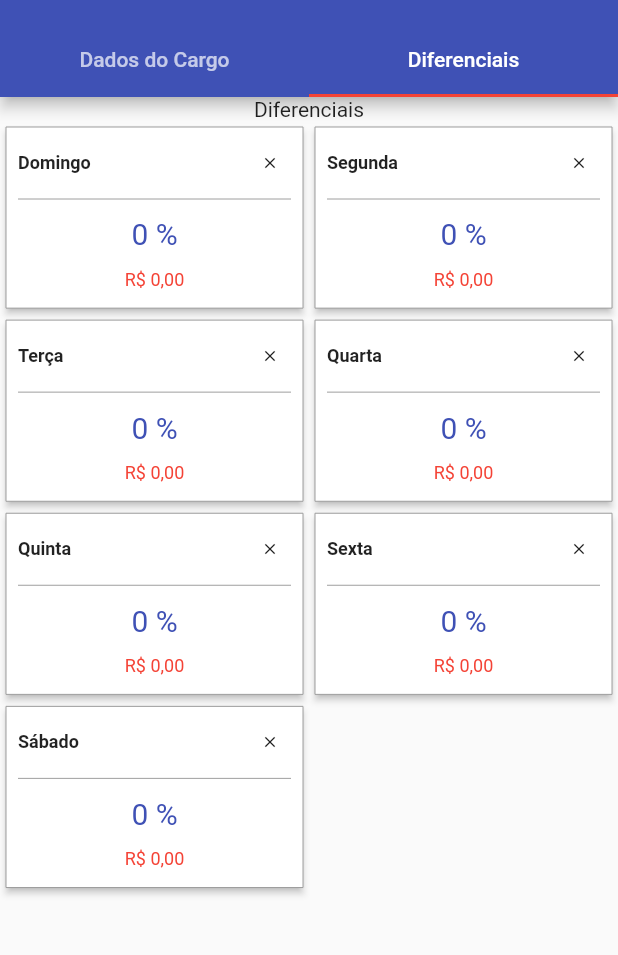
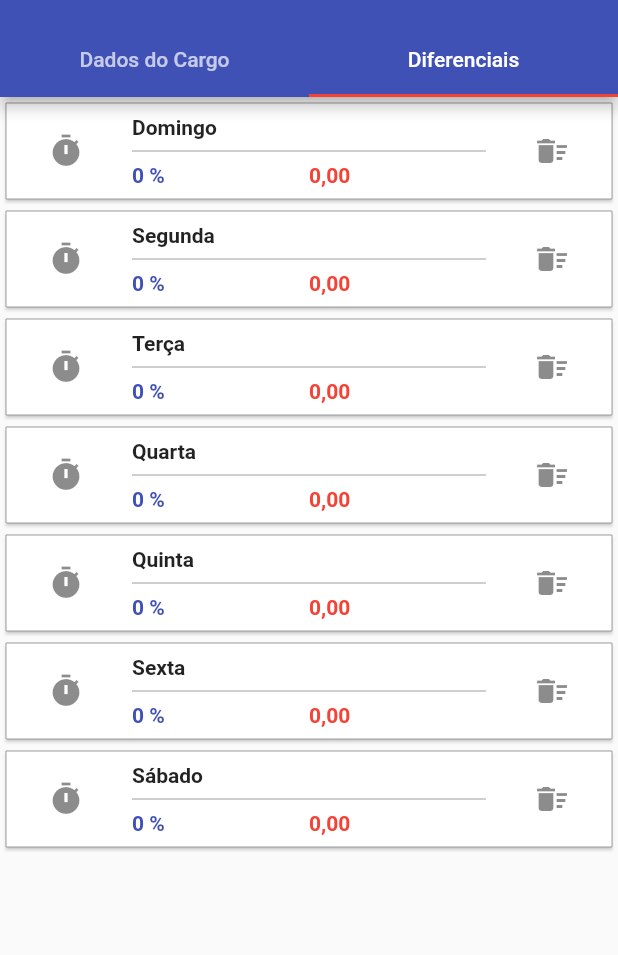
Before and after one commit to bicasoftware/marcaii-flutter, a Flutter app: the ActInsertEmpregos screen opened by its route, tab 2 chosen, on a phone screen of 412 x 824 dp, the part 59-1014 px from its top. Run offline on Flutter 3.47's test engine with Material 2 defaults, Android fonts, the phone set to English and light mode, and no system bars; our stand-ins replace numberpicker, sqflite; accounts and stored records are empty.

Commit message:
finalizado layout ActGetEmprego

```diff
--- a/lib/Strings.dart
+++ b/lib/Strings.dart
@@ -52,4 +52,6 @@ class Arrays {
   static const cargas = ["220", "200", "180", "150"];
   static const weekDays = ["Domingo", "Segunda", "Terça", "Quarta", "Quinta", "Sexta", "Sábado"];
   static const weekDaysAbrev = ["Dom", "Seg", "Ter", "Qua", "Qui", "Sex", "Sáb"];
+  static const opt_salarios = ["Adicionar Aumento", "Ver Todos"];
+
 }
--- a/lib/modules/act_get_empregos/page_emprego_info/PageEmpregoInfo.dart
+++ b/lib/modules/act_get_empregos/page_emprego_info/PageEmpregoInfo.dart
@@ -51,7 +51,6 @@ class PageEmpregoInfo extends StatelessWidget {
   }
 
   Widget _valorSalarioHolder() {
-    //todo - validar pq não está salvando
     return ScopedModelDescendant<EmpregoState>(
       builder: (ct, ch, md) {
         return ValorSalarioHolder(
--- a/lib/modules/act_get_empregos/page_emprego_porcentagem/PageEmpregoPorcentagens.dart
+++ b/lib/modules/act_get_empregos/page_emprego_porcentagem/PageEmpregoPorcentagens.dart
@@ -1,11 +1,10 @@
 import 'package:flutter/material.dart';
-import 'package:marcaii_flutter/modules/act_get_empregos/page_emprego_porcentagem/PorcDiferencialGrid.dart';
+import 'package:marcaii_flutter/modules/act_get_empregos/page_emprego_porcentagem/PorcDiferencialList.dart';
 
 class PageEmpregoPorcentagens extends StatelessWidget {
   @override
   Widget build(BuildContext context) {
-    return Container(
-      child: PorcDiferencialGrid(),
-    );
+    //return PorcDiferencialGrid();
+    return PorcDiferencialList();
   }
 }
--- a/lib/modules/act_get_empregos/page_emprego_porcentagem/PorcDiferencialGrid.dart
+++ /dev/null
@@ -1,88 +0,0 @@
-import 'package:flutter/material.dart';
-import 'package:marcaii_flutter/Strings.dart';
-import 'package:marcaii_flutter/modules/act_get_empregos/EmpregoState.dart';
-import 'package:marcaii_flutter/modules/act_get_empregos/page_emprego_porcentagem/PorcDiferencialGridItem.dart';
-import 'package:marcaii_flutter/utils/PercentDialog.dart';
-import 'package:marcaii_flutter/utils/YesNoDialog.dart';
-import 'package:scoped_model/scoped_model.dart';
-
-//todo - verificar possível bug dos dialogs na api 24
-
-class PorcDiferencialGrid extends StatelessWidget {
-  @override
-  Widget build(BuildContext context) {
-    return Column(
-      children: <Widget>[
-        Text("Diferenciais"),
-        Expanded(
-          child: GridView.count(
-            crossAxisCount: 2,
-            childAspectRatio: 1.6,
-            children: List.generate(7, (i) {
-              return ScopedModelDescendant<EmpregoState>(
-                builder: (ct, ch, md) {
-                  var difer = md.getPorcDiferAt(i);
-                  return PorcDiferencialGridItem(
-                    porcent: difer.porcent,
-                    valor: difer.valor,
-                    weekDay: Arrays.weekDays[i],
-                    onClean: () async {
-                      final bool action = await showConfirmationDialog(
-                        context: context,
-                        message: Strings.confirmar_remocao_difer,
-                      );
-
-                      if (action) md.clearPorcDifer(i);
-                    },
-                    onTap: () async {
-                      final int newPercent = await showPercentDialog(
-                        percent: difer.porcent,
-                        context: context,
-                      );
-
-                      if (newPercent != null) {
-                        print("pos: $i, percent: $newPercent");
-                        md.setPorcDifer(i, newPercent);
-                      }
-                    },
-                  );
-                },
-              );
-            }),
-          ),
-        ),
-      ],
-    );
-  }
-
-  // _generateList(){
-  //   children: List.generate(7, (i) {
-  //       return ScopedModelDescendant<EmpregoState>(
-  //         builder: (ct, ch, md) => PorcDiferencialGridItem(
-  //           porcent: md.porcList[i].porcent,
-  //           valor: md.porcList[i].valor,
-  //           weekDay: Arrays.weekDays[i],
-  //           onClean: () async {
-  //             final action = await showConfirmationDialog(
-  //               context: context,
-  //               message: Strings.confirmar_remocao_difer,
-  //             );
-
-  //             if (action) md.clearPorcDifer(i);
-  //           },
-  //           onTap: () async {
-  //             final int newPercent = await showPercentDialog(
-  //               percent: md.porcList[i].porcent,
-  //               context: context,
-  //             );
-
-  //             if (newPercent != null) {
-  //               print("pos: $i, percent: $newPercent");
-  //               md.setPorcDifer(i, newPercent);
-  //             }
-  //           },
-  //         ),
-  //       );
-  //     });
-  // }
-}
--- a/lib/modules/act_get_empregos/page_emprego_porcentagem/PorcDiferencialGridItem.dart
+++ /dev/null
@@ -1,99 +0,0 @@
-import 'package:flutter/material.dart';
-import 'package:marcaii_flutter/utils/CurrencyUtils.dart';
-
-class PorcDiferencialGridItem extends StatelessWidget {
-  const PorcDiferencialGridItem({
-    Key key,
-    @required this.weekDay,
-    @required this.porcent,
-    @required this.valor,
-    @required this.onTap,
-    @required this.onClean,
-  }) : super(key: key);
-
-  final String weekDay;
-  final int porcent;
-  final double valor;
-  final VoidCallback onTap;
-  final VoidCallback onClean;
-
-  @override
-  Widget build(BuildContext context) {
-    return Card(
-      elevation: 2.0,
-      shape: RoundedRectangleBorder(
-        side: BorderSide(width: 0.0, color: Theme.of(context).dividerColor),
-      ),
-      child: InkWell(
-        onTap: onTap,
-        splashColor: Colors.grey,
-        child: Container(
-          padding: EdgeInsets.symmetric(horizontal: 8.0),
-          child: Column(
-            crossAxisAlignment: CrossAxisAlignment.center,
-            mainAxisAlignment: MainAxisAlignment.start,
-            children: <Widget>[
-              _header(weekDay),
-              Divider(height: 0.0),
-              _content(context, porcent, valor),
-            ],
-          ),
-        ),
-      ),
-    );
-  }
-
-  Widget _header(String weekDay) {
-    return Row(
-      children: <Widget>[
-        Expanded(child: _title(weekDay)),
-        IconButton(
-          iconSize: 12.0,
-          alignment: Alignment.centerRight,
-          icon: Icon(
-            Icons.clear,
-            color: Colors.black87,
-          ),
-          onPressed: onClean,
-        )
-      ],
-    );
-  }
-
-  Widget _title(String text) {
-    return Text(
-      text,
-      style: TextStyle(
-        fontSize: 12.0,
-        color: Colors.black87,
-        fontWeight: FontWeight.bold,
-      ),
-    );
-  }
-
-  Widget _content(BuildContext context, int percent, double valor) {
-    return Expanded(
-      child: Column(
-        mainAxisAlignment: MainAxisAlignment.spaceEvenly,
-        children: <Widget>[
-          _percent(context, "$porcent \%"),
-          _valor(context, valor),
-        ],
-      ),
-    );
-  }
-
-  Widget _percent(BuildContext context, String valor) {
-    return Text(
-      "$porcent \%",
-      style: TextStyle(color: Theme.of(context).primaryColor, fontSize: 20.0),
-    );
-  }
-
-  Widget _valor(BuildContext context, double valor) {
-    return Text(
-      "R\$ ${CurrencyUtils.doubleToCurrency(valor)}",
-      style: TextStyle(color: Theme.of(context).accentColor, fontSize: 12.0),
-    );
-  }
-}
--- a/lib/modules/act_get_empregos/page_emprego_porcentagem/PorcDiferencialList.dart
+++ b/lib/modules/act_get_empregos/page_emprego_porcentagem/PorcDiferencialList.dart
@@ -2,7 +2,7 @@ import 'package:flutter/material.dart';
 import 'package:marcaii_flutter/Strings.dart';
 import 'package:marcaii_flutter/models/PorcDiferDto.dart';
 import 'package:marcaii_flutter/modules/act_get_empregos/EmpregoState.dart';
-import 'package:marcaii_flutter/modules/act_get_empregos/page_emprego_porcentagem/PercentListItem.dart';
+import 'package:marcaii_flutter/modules/act_get_empregos/page_emprego_porcentagem/PorcDiferencialListItem.dart';
 import 'package:marcaii_flutter/utils/PercentDialog.dart';
 import 'package:marcaii_flutter/utils/YesNoDialog.dart';
 import 'package:scoped_model/scoped_model.dart';
@@ -18,7 +18,7 @@ class PorcDiferencialList extends StatelessWidget {
           itemCount: 7,
           itemBuilder: (context, pos) {
             final PorcDiferDto p = md.getPorcDiferAt(pos);
-            return PercentListItem(
+            return PorcDiferencialListItem(
               title: Arrays.weekDays[pos],
               percent: p.porcent,
               value: p.valor,
--- a/lib/modules/act_get_empregos/page_emprego_porcentagem/PercentListItem.dart
+++ b/lib/modules/act_get_empregos/page_emprego_porcentagem/PorcDiferencialListItem.dart
@@ -1,8 +1,8 @@
 import 'package:flutter/material.dart';
 import 'package:marcaii_flutter/utils/CurrencyUtils.dart';
 
-class PercentListItem extends StatelessWidget {
-  const PercentListItem({
+class PorcDiferencialListItem extends StatelessWidget {
+  const PorcDiferencialListItem({
     Key key,
     @required this.title,
     @required this.percent,
```
Also changed, not shown: lib/modules/act_get_empregos/page_emprego_info/widgets/ValorSalarioHolder.dart (+5 -3 lines), lib/modules/act_get_empregos/page_emprego_porcentagem/PercentCard.dart (deleted, +0 -78 lines), lib/modules/act_get_empregos/page_emprego_porcentagem/PercentHolder.dart (deleted, +0 -87 lines), lib/modules/act_get_empregos/page_emprego_porcentagem/PorcDiferItem.dart (deleted, +0 -62 lines).
